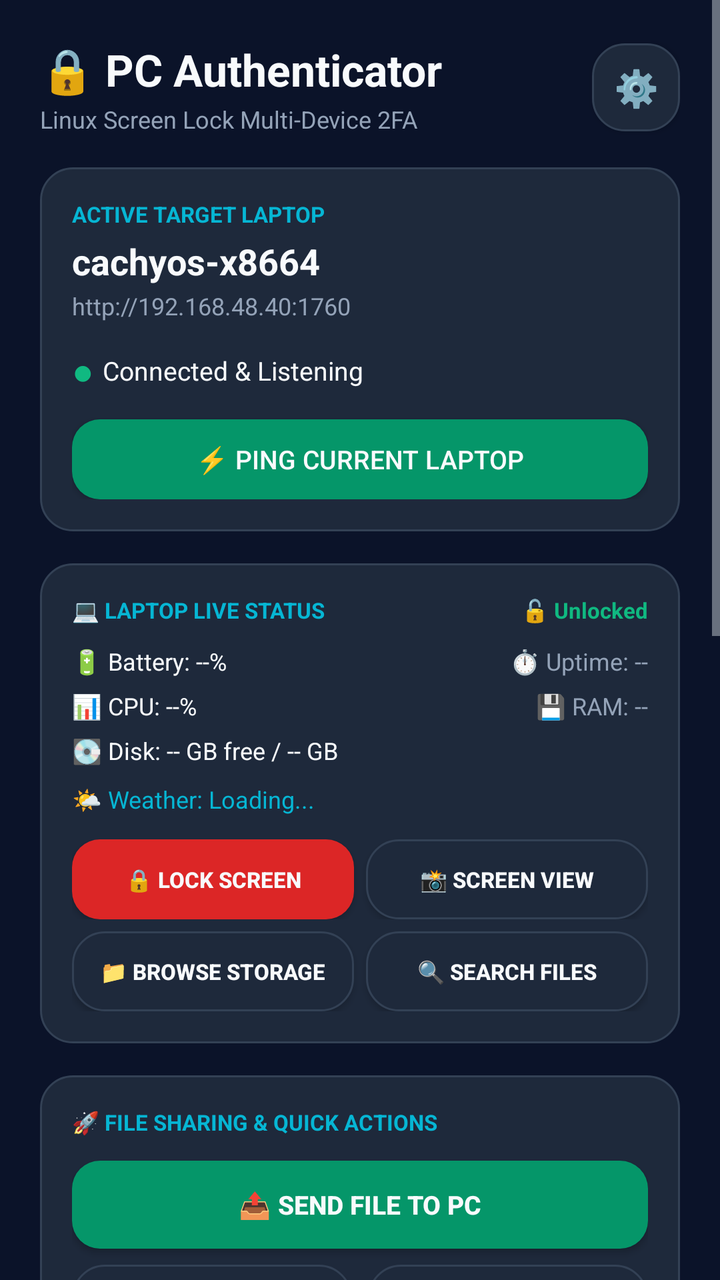
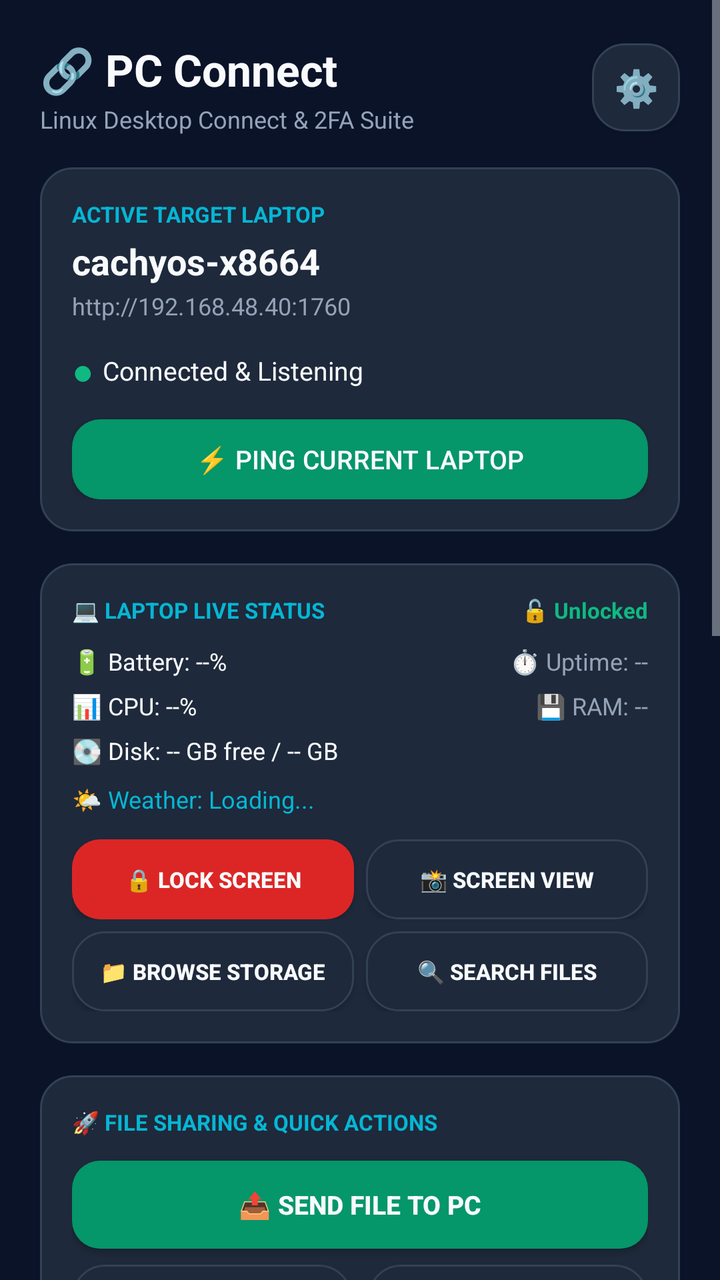

Screens rendered from an Android XML layout before and after an edit, with the pre-edit source and the edit as a unified diff.
<!-- AndroidManifest.xml: application theme AppTheme -->
<!-- res/layout/activity_main.xml -->
<?xml version="1.0" encoding="utf-8"?>
<ScrollView xmlns:android="http://schemas.android.com/apk/res/android"
    android:layout_width="match_parent"
    android:layout_height="match_parent"
    android:background="@color/bg_dark"
    android:fillViewport="true">

    <LinearLayout
        android:layout_width="match_parent"
        android:layout_height="wrap_content"
        android:orientation="vertical"
        android:padding="20dp">

        
        <LinearLayout
            android:layout_width="match_parent"
            android:layout_height="wrap_content"
            android:orientation="horizontal"
            android:gravity="center_vertical"
            android:layout_marginBottom="16dp">

            <LinearLayout
                android:layout_width="0dp"
                android:layout_height="wrap_content"
                android:layout_weight="1"
                android:orientation="vertical">

                <TextView
                    android:layout_width="wrap_content"
                    android:layout_height="wrap_content"
                    android:text="🔒 PC Authenticator"
                    android:textSize="22sp"
                    android:textStyle="bold"
                    android:textColor="@color/text_white" />

                <TextView
                    android:layout_width="wrap_content"
                    android:layout_height="wrap_content"
                    android:text="Linux Screen Lock Multi-Device 2FA"
                    android:textSize="12sp"
                    android:textColor="@color/text_muted"
                    android:layout_marginTop="2dp" />
            </LinearLayout>

            <Button
                android:id="@+id/btn_settings"
                android:layout_width="44dp"
                android:layout_height="44dp"
                android:text="⚙️"
                android:textSize="18sp"
                android:textColor="@color/text_white"
                android:background="@drawable/card_bg" />
        </LinearLayout>

        
        <LinearLayout
            android:layout_width="match_parent"
            android:layout_height="wrap_content"
            android:orientation="vertical"
            android:background="@drawable/card_bg"
            android:padding="16dp"
            android:layout_marginBottom="16dp">

            <TextView
                android:layout_width="wrap_content"
                android:layout_height="wrap_content"
                android:text="ACTIVE TARGET LAPTOP"
                android:textSize="11sp"
                android:textStyle="bold"
                android:textColor="@color/accent_cyan" />

            <TextView
                android:id="@+id/tv_hostname"
                android:layout_width="wrap_content"
                android:layout_height="wrap_content"
                android:text="cachyos-x8664"
                android:textSize="18sp"
                android:textStyle="bold"
                android:textColor="@color/text_white"
                android:layout_marginTop="4dp" />

            <TextView
                android:id="@+id/tv_active_ip"
                android:layout_width="wrap_content"
                android:layout_height="wrap_content"
                android:text="http://192.168.48.40:1760"
                android:textSize="12sp"
                android:textColor="@color/text_muted"
                android:layout_marginTop="2dp" />

            <LinearLayout
                android:layout_width="match_parent"
                android:layout_height="wrap_content"
                android:orientation="horizontal"
                android:gravity="center_vertical"
                android:layout_marginTop="12dp">

                <TextView
                    android:id="@+id/tv_status_dot"
                    android:layout_width="wrap_content"
                    android:layout_height="wrap_content"
                    android:text="● "
                    android:textSize="18sp"
                    android:textColor="@color/status_green" />

                <TextView
                    android:id="@+id/tv_status_text"
                    android:layout_width="wrap_content"
                    android:layout_height="wrap_content"
                    android:text="Connected &amp; Listening"
                    android:textSize="13sp"
                    android:textColor="@color/text_white" />
            </LinearLayout>

            <Button
                android:id="@+id/btn_test_connection"
                android:layout_width="match_parent"
                android:layout_height="40dp"
                android:text="⚡ Ping Current Laptop"
                android:textSize="13sp"
                android:textColor="@color/text_white"
                android:background="@drawable/btn_approve"
                android:layout_marginTop="12dp" />
        </LinearLayout>

        
        <LinearLayout
            android:id="@+id/layout_laptop_status"
            android:layout_width="match_parent"
            android:layout_height="wrap_content"
            android:orientation="vertical"
            android:background="@drawable/card_bg"
            android:padding="16dp"
            android:layout_marginBottom="16dp">

            <LinearLayout
                android:layout_width="match_parent"
                android:layout_height="wrap_content"
                android:orientation="horizontal"
                android:gravity="center_vertical">

                <TextView
                    android:layout_width="0dp"
                    android:layout_height="wrap_content"
                    android:layout_weight="1"
                    android:text="💻 LAPTOP LIVE STATUS"
                    android:textSize="11sp"
                    android:textStyle="bold"
                    android:textColor="@color/accent_cyan" />

                <TextView
                    android:id="@+id/tv_pc_lock_badge"
                    android:layout_width="wrap_content"
                    android:layout_height="wrap_content"
                    android:text="🔓 Unlocked"
                    android:textSize="11sp"
                    android:textStyle="bold"
                    android:textColor="@color/status_green" />
            </LinearLayout>

            <LinearLayout
                android:layout_width="match_parent"
                android:layout_height="wrap_content"
                android:orientation="horizontal"
                android:layout_marginTop="10dp">

                <TextView
                    android:id="@+id/tv_pc_battery"
                    android:layout_width="0dp"
                    android:layout_height="wrap_content"
                    android:layout_weight="1"
                    android:text="🔋 Battery: --%"
                    android:textSize="12sp"
                    android:textColor="@color/text_white" />

                <TextView
                    android:id="@+id/tv_pc_uptime"
                    android:layout_width="wrap_content"
                    android:layout_height="wrap_content"
                    android:text="⏱️ Uptime: --"
                    android:textSize="12sp"
                    android:textColor="@color/text_muted" />
            </LinearLayout>

            <LinearLayout
                android:layout_width="match_parent"
                android:layout_height="wrap_content"
                android:orientation="horizontal"
                android:layout_marginTop="6dp">

                <TextView
                    android:id="@+id/tv_pc_cpu"
                    android:layout_width="0dp"
                    android:layout_height="wrap_content"
                    android:layout_weight="1"
                    android:text="📊 CPU: --%"
                    android:textSize="12sp"
                    android:textColor="@color/text_white" />

                <TextView
                    android:id="@+id/tv_pc_memory"
                    android:layout_width="wrap_content"
                    android:layout_height="wrap_content"
                    android:text="💾 RAM: --"
                    android:textSize="12sp"
                    android:textColor="@color/text_muted" />
            </LinearLayout>

            <LinearLayout
                android:layout_width="match_parent"
                android:layout_height="wrap_content"
                android:orientation="horizontal"
                android:layout_marginTop="6dp">

                <TextView
                    android:id="@+id/tv_pc_storage"
                    android:layout_width="match_parent"
                    android:layout_height="wrap_content"
                    android:text="💽 Disk: -- GB free / -- GB"
                    android:textSize="12sp"
                    android:textColor="@color/text_white" />
            </LinearLayout>

            <TextView
                android:id="@+id/tv_pc_weather"
                android:layout_width="match_parent"
                android:layout_height="wrap_content"
                android:text="🌤️ Weather: Loading..."
                android:textSize="12sp"
                android:textColor="@color/accent_cyan"
                android:layout_marginTop="8dp" />

            <LinearLayout
                android:layout_width="match_parent"
                android:layout_height="wrap_content"
                android:orientation="horizontal"
                android:layout_marginTop="12dp">

                <Button
                    android:id="@+id/btn_lock_laptop_action"
                    android:layout_width="0dp"
                    android:layout_height="40dp"
                    android:layout_weight="1"
                    android:text="🔒 Lock Screen"
                    android:textSize="11sp"
                    android:textStyle="bold"
                    android:textColor="@color/text_white"
                    android:background="@drawable/btn_deny"
                    android:layout_marginEnd="6dp" />

                <Button
                    android:id="@+id/btn_screenshot_action"
                    android:layout_width="0dp"
                    android:layout_height="40dp"
                    android:layout_weight="1"
                    android:text="📸 Screen View"
                    android:textSize="11sp"
                    android:textStyle="bold"
                    android:textColor="@color/text_white"
                    android:background="@drawable/card_bg" />
            </LinearLayout>

            <LinearLayout
                android:layout_width="match_parent"
                android:layout_height="wrap_content"
                android:orientation="horizontal"
                android:layout_marginTop="6dp">

                <Button
                    android:id="@+id/btn_browse_laptop_action"
                    android:layout_width="0dp"
                    android:layout_height="40dp"
                    android:layout_weight="1"
                    android:text="📁 Browse Storage"
                    android:textSize="11sp"
                    android:textStyle="bold"
                    android:textColor="@color/text_white"
                    android:background="@drawable/card_bg"
                    android:layout_marginEnd="6dp" />

                <Button
                    android:id="@+id/btn_search_files_action"
                    android:layout_width="0dp"
                    android:layout_height="40dp"
                    android:layout_weight="1"
                    android:text="🔍 Search Files"
                    android:textSize="11sp"
                    android:textStyle="bold"
                    android:textColor="@color/text_white"
                    android:background="@drawable/card_bg" />
            </LinearLayout>
        </LinearLayout>

        
        <LinearLayout
            android:id="@+id/layout_challenge"
            android:layout_width="match_parent"
            android:layout_height="wrap_content"
            android:orientation="vertical"
            android:background="@drawable/card_bg"
            android:padding="20dp"
            android:layout_marginBottom="16dp"
            android:visibility="gone">

            <TextView
                android:layout_width="wrap_content"
                android:layout_height="wrap_content"
                android:text="⚠️ UNLOCK CHALLENGE ACTIVE"
                android:textSize="13sp"
                android:textStyle="bold"
                android:textColor="@color/accent_cyan" />

            <TextView
                android:id="@+id/tv_challenge_message"
                android:layout_width="wrap_content"
                android:layout_height="wrap_content"
                android:text="Login requested on your laptop. Approve to unlock."
                android:textSize="16sp"
                android:textColor="@color/text_white"
                android:layout_marginTop="8dp" />

            <TextView
                android:id="@+id/tv_timer"
                android:layout_width="wrap_content"
                android:layout_height="wrap_content"
                android:text="Expires in: 35s"
                android:textSize="14sp"
                android:textColor="@color/text_muted"
                android:layout_marginTop="6dp" />

            <Button
                android:id="@+id/btn_approve_challenge"
                android:layout_width="match_parent"
                android:layout_height="54dp"
                android:text="👆 APPROVE WITH FINGERPRINT"
                android:textSize="15sp"
                android:textStyle="bold"
                android:textColor="@color/text_white"
                android:background="@drawable/btn_approve"
                android:layout_marginTop="16dp" />

            <Button
                android:id="@+id/btn_deny_challenge"
                android:layout_width="match_parent"
                android:layout_height="44dp"
                android:text="❌ DENY"
                android:textSize="14sp"
                android:textColor="@color/text_white"
                android:background="@drawable/btn_deny"
                android:layout_marginTop="10dp" />
        </LinearLayout>

        
        <LinearLayout
            android:layout_width="match_parent"
            android:layout_height="wrap_content"
            android:orientation="vertical"
            android:background="@drawable/card_bg"
            android:padding="16dp"
            android:layout_marginBottom="16dp">

            <TextView
                android:layout_width="wrap_content"
                android:layout_height="wrap_content"
                android:text="🚀 FILE SHARING &amp; QUICK ACTIONS"
                android:textSize="11sp"
                android:textStyle="bold"
                android:textColor="@color/accent_cyan" />

            <Button
                android:id="@+id/btn_send_file_to_pc"
                android:layout_width="match_parent"
                android:layout_height="44dp"
                android:text="📤 Send File to PC"
                android:textSize="13sp"
                android:textStyle="bold"
                android:textColor="@color/text_white"
                android:background="@drawable/btn_approve"
                android:layout_marginTop="12dp" />

            <LinearLayout
                android:layout_width="match_parent"
                android:layout_height="wrap_content"
                android:orientation="horizontal"
                android:layout_marginTop="8dp">

                <Button
                    android:id="@+id/btn_send_clip_to_pc"
                    android:layout_width="0dp"
                    android:layout_height="40dp"
                    android:layout_weight="1"
                    android:text="📋 Copy to PC"
                    android:textSize="12sp"
                    android:textColor="@color/text_white"
                    android:background="@drawable/card_bg"
                    android:layout_marginEnd="4dp" />

                <Button
                    android:id="@+id/btn_get_clip_from_pc"
                    android:layout_width="0dp"
                    android:layout_height="40dp"
                    android:layout_weight="1"
                    android:text="📋 Paste from PC"
                    android:textSize="12sp"
                    android:textColor="@color/text_white"
                    android:background="@drawable/card_bg"
                    android:layout_marginStart="4dp" />
            </LinearLayout>

            <LinearLayout
                android:layout_width="match_parent"
                android:layout_height="wrap_content"
                android:orientation="horizontal"
                android:layout_marginTop="8dp">

                <Button
                    android:id="@+id/btn_ring_pc"
                    android:layout_width="0dp"
                    android:layout_height="40dp"
                    android:layout_weight="1"
                    android:text="🔔 Ring Laptop"
                    android:textSize="12sp"
                    android:textColor="@color/text_white"
                    android:background="@drawable/card_bg"
                    android:layout_marginEnd="4dp" />

                <Button
                    android:id="@+id/btn_lock_pc"
                    android:layout_width="0dp"
                    android:layout_height="40dp"
                    android:layout_weight="1"
                    android:text="🔒 Lock PC"
                    android:textSize="12sp"
                    android:textColor="@color/text_white"
                    android:background="@drawable/card_bg"
                    android:layout_marginStart="4dp" />
            </LinearLayout>

            <LinearLayout
                android:layout_width="match_parent"
                android:layout_height="wrap_content"
                android:orientation="horizontal"
                android:layout_marginTop="8dp">

                <Button
                    android:id="@+id/btn_remote_trackpad"
                    android:layout_width="0dp"
                    android:layout_height="42dp"
                    android:layout_weight="1"
                    android:text="🖱️ Trackpad &amp; Laser"
                    android:textSize="12sp"
                    android:textStyle="bold"
                    android:textColor="@color/text_white"
                    android:background="@drawable/card_bg"
                    android:layout_marginEnd="4dp" />

                <Button
                    android:id="@+id/btn_camera_view"
                    android:layout_width="0dp"
                    android:layout_height="42dp"
                    android:layout_weight="1"
                    android:text="📹 PC Camera"
                    android:textSize="12sp"
                    android:textStyle="bold"
                    android:textColor="@color/text_white"
                    android:background="@drawable/card_bg"
                    android:layout_marginStart="4dp" />
            </LinearLayout>

            <Button
                android:id="@+id/btn_open_webpage"
                android:layout_width="match_parent"
                android:layout_height="40dp"
                android:text="🌐 Open Webpage on PC"
                android:textSize="12sp"
                android:textColor="@color/text_white"
                android:background="@drawable/card_bg"
                android:layout_marginTop="8dp" />
        </LinearLayout>

        
        <LinearLayout
            android:id="@+id/layout_media"
            android:layout_width="match_parent"
            android:layout_height="wrap_content"
            android:orientation="vertical"
            android:background="@drawable/card_bg"
            android:padding="16dp"
            android:layout_marginBottom="16dp">

            <LinearLayout
                android:layout_width="match_parent"
                android:layout_height="wrap_content"
                android:orientation="horizontal"
                android:gravity="center_vertical">

                <TextView
                    android:layout_width="0dp"
                    android:layout_height="wrap_content"
                    android:layout_weight="1"
                    android:text="🎵 PC MEDIA PLAYER"
                    android:textSize="11sp"
                    android:textStyle="bold"
                    android:textColor="@color/accent_cyan" />

                <TextView
                    android:id="@+id/tv_media_status"
                    android:layout_width="wrap_content"
                    android:layout_height="wrap_content"
                    android:text="Checking..."
                    android:textSize="11sp"
                    android:textColor="@color/text_muted" />
            </LinearLayout>

            <TextView
                android:id="@+id/tv_media_title"
                android:layout_width="wrap_content"
                android:layout_height="wrap_content"
                android:text="No media active on PC"
                android:textSize="15sp"
                android:textStyle="bold"
                android:textColor="@color/text_white"
                android:singleLine="true"
                android:ellipsize="end"
                android:layout_marginTop="8dp" />

            <TextView
                android:id="@+id/tv_media_artist"
                android:layout_width="wrap_content"
                android:layout_height="wrap_content"
                android:text=""
                android:textSize="12sp"
                android:textColor="@color/text_muted"
                android:singleLine="true"
                android:ellipsize="end"
                android:layout_marginTop="2dp" />

            
            <LinearLayout
                android:layout_width="match_parent"
                android:layout_height="wrap_content"
                android:orientation="horizontal"
                android:gravity="center"
                android:layout_marginTop="12dp">

                <Button
                    android:id="@+id/btn_media_prev"
                    android:layout_width="48dp"
                    android:layout_height="44dp"
                    android:text="⏮"
                    android:textSize="16sp"
                    android:textColor="@color/text_white"
                    android:background="@drawable/card_bg"
                    android:layout_marginEnd="6dp" />

                <Button
                    android:id="@+id/btn_media_play_pause"
                    android:layout_width="60dp"
                    android:layout_height="44dp"
                    android:text="⏯"
                    android:textSize="18sp"
                    android:textColor="@color/text_white"
                    android:background="@drawable/btn_approve"
                    android:layout_marginEnd="6dp" />

                <Button
                    android:id="@+id/btn_media_next"
                    android:layout_width="48dp"
                    android:layout_height="44dp"
                    android:text="⏭"
                    android:textSize="16sp"
                    android:textColor="@color/text_white"
                    android:background="@drawable/card_bg"
                    android:layout_marginEnd="12dp" />

                <Button
                    android:id="@+id/btn_media_voldown"
                    android:layout_width="44dp"
                    android:layout_height="44dp"
                    android:text="🔉"
                    android:textSize="14sp"
                    android:textColor="@color/text_white"
                    android:background="@drawable/card_bg"
                    android:layout_marginEnd="4dp" />

                <Button
                    android:id="@+id/btn_media_volup"
                    android:layout_width="44dp"
                    android:layout_height="44dp"
                    android:text="🔊"
                    android:textSize="14sp"
                    android:textColor="@color/text_white"
                    android:background="@drawable/card_bg" />
            </LinearLayout>
        </LinearLayout>

        
        <LinearLayout
            android:layout_width="match_parent"
            android:layout_height="wrap_content"
            android:orientation="vertical"
            android:layout_marginBottom="16dp">

            <LinearLayout
                android:layout_width="match_parent"
                android:layout_height="wrap_content"
                android:orientation="horizontal"
                android:gravity="center_vertical"
                android:layout_marginBottom="10dp">

                <TextView
                    android:layout_width="0dp"
                    android:layout_height="wrap_content"
                    android:layout_weight="1"
                    android:text="PAIRED LAPTOPS &amp; PCS"
                    android:textSize="12sp"
                    android:textStyle="bold"
                    android:textColor="@color/accent_cyan" />

                <TextView
                    android:id="@+id/tv_device_count"
                    android:layout_width="wrap_content"
                    android:layout_height="wrap_content"
                    android:text="1 Saved"
                    android:textSize="11sp"
                    android:textColor="@color/text_muted" />
            </LinearLayout>

            
            <LinearLayout
                android:layout_width="match_parent"
                android:layout_height="wrap_content"
                android:orientation="horizontal"
                android:layout_marginBottom="12dp">

                <Button
                    android:id="@+id/btn_scan_network"
                    android:layout_width="0dp"
                    android:layout_height="40dp"
                    android:layout_weight="1"
                    android:text="🔍 Auto-Scan Wi-Fi"
                    android:textSize="12sp"
                    android:textColor="@color/text_white"
                    android:background="@drawable/card_bg"
                    android:layout_marginEnd="6dp" />

                <Button
                    android:id="@+id/btn_add_manual"
                    android:layout_width="0dp"
                    android:layout_height="40dp"
                    android:layout_weight="1"
                    android:text="➕ Add PC Manually"
                    android:textSize="12sp"
                    android:textColor="@color/text_white"
                    android:background="@drawable/card_bg"
                    android:layout_marginStart="6dp" />
            </LinearLayout>

            
            <TextView
                android:id="@+id/tv_scan_status"
                android:layout_width="match_parent"
                android:layout_height="wrap_content"
                android:text="Scanning local network for laptops..."
                android:textColor="@color/accent_cyan"
                android:textSize="12sp"
                android:gravity="center"
                android:padding="8dp"
                android:visibility="gone" />

            
            <LinearLayout
                android:id="@+id/container_devices"
                android:layout_width="match_parent"
                android:layout_height="wrap_content"
                android:orientation="vertical" />

        </LinearLayout>

        
        <LinearLayout
            android:id="@+id/layout_idle"
            android:layout_width="match_parent"
            android:layout_height="wrap_content"
            android:orientation="vertical"
            android:background="@drawable/card_bg"
            android:gravity="center"
            android:padding="20dp">

            <TextView
                android:layout_width="wrap_content"
                android:layout_height="wrap_content"
                android:text="🛡️"
                android:textSize="32sp" />

            <TextView
                android:layout_width="wrap_content"
                android:layout_height="wrap_content"
                android:text="Ready to Authenticate"
                android:textSize="15sp"
                android:textStyle="bold"
                android:textColor="@color/text_white"
                android:layout_marginTop="6dp" />

            <TextView
                android:layout_width="wrap_content"
                android:layout_height="wrap_content"
                android:text="Tap 'Select' on any laptop above to switch which PC to approve. When screen locks, an approval prompt appears instantly."
                android:textSize="12sp"
                android:textColor="@color/text_muted"
                android:gravity="center"
                android:layout_marginTop="4dp" />
        </LinearLayout>

    </LinearLayout>
</ScrollView>
<!-- resources referenced by this layout -->
<resources>
  <color name="accent_cyan">#06b6d4</color>
  <color name="bg_dark">#0b1329</color>
  <color name="status_green">#10b981</color>
  <color name="text_muted">#94a3b8</color>
  <color name="text_white">#f8fafc</color>
  <!-- drawable btn_approve (drawable) -->
  <?xml version="1.0" encoding="utf-8"?>
  <shape xmlns:android="http://schemas.android.com/apk/res/android"
      android:shape="rectangle">
      <solid android:color="@color/btn_approve" />
      <corners android:radius="14dp" />
  </shape>
  <!-- drawable btn_deny (drawable) -->
  <?xml version="1.0" encoding="utf-8"?>
  <shape xmlns:android="http://schemas.android.com/apk/res/android"
      android:shape="rectangle">
      <solid android:color="@color/btn_deny" />
      <corners android:radius="14dp" />
  </shape>
  <!-- drawable card_bg (drawable) -->
  <?xml version="1.0" encoding="utf-8"?>
  <shape xmlns:android="http://schemas.android.com/apk/res/android"
      android:shape="rectangle">
      <solid android:color="@color/card_bg" />
      <corners android:radius="16dp" />
      <stroke android:width="1dp" android:color="@color/card_border" />
  </shape>
  <style name="AppTheme" parent="@android:style/Theme.DeviceDefault.NoActionBar">
          <item name="android:windowBackground">@color/bg_dark</item>
          <item name="android:statusBarColor">@color/bg_dark</item>
          <item name="android:navigationBarColor">@color/bg_dark</item>
      </style>
  <color name="btn_approve">#059669</color>
  <color name="btn_deny">#dc2626</color>
  <color name="card_bg">#1e293b</color>
  <color name="card_border">#334155</color>
</resources>

<!-- the commit's change to res/layout/activity_main.xml (unified diff, before → after) -->
@@ -28,7 +28,7 @@
                 <TextView
                     android:layout_width="wrap_content"
                     android:layout_height="wrap_content"
-                    android:text="🔒 PC Authenticator"
+                    android:text="🔗 PC Connect"
                     android:textSize="22sp"
                     android:textStyle="bold"
                     android:textColor="@color/text_white" />
@@ -36,7 +36,7 @@
                 <TextView
                     android:layout_width="wrap_content"
                     android:layout_height="wrap_content"
-                    android:text="Linux Screen Lock Multi-Device 2FA"
+                    android:text="Linux Desktop Connect &amp; 2FA Suite"
                     android:textSize="12sp"
                     android:textColor="@color/text_muted"
                     android:layout_marginTop="2dp" />
